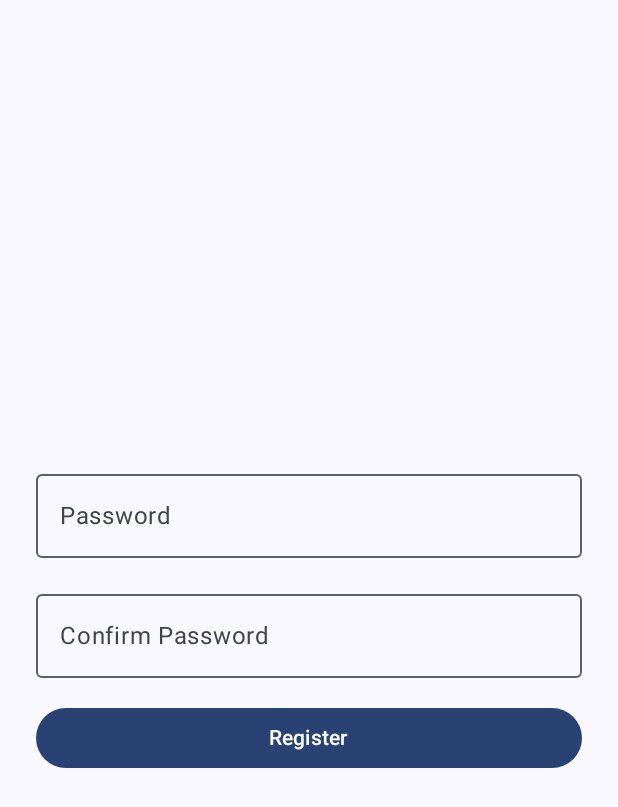
After one commit to cah999/filmus-mobile-app, an Android app built with Jetpack Compose: the composable RegistrationPwdScreen shown on its own in the app's theme, on a phone screen of 412 x 824 dp. The commit adds this screen. Shown: the top 807 px of the screen. Run offline under Robolectric (Android 15) with nearby library versions, the phone set to English and light mode, and no system bars.

Commit message:
feature: created 2 simple registration screens

```diff
--- a/app/src/main/java/com/example/filmus/navigation/AppNavigation.kt
+++ b/app/src/main/java/com/example/filmus/navigation/AppNavigation.kt
@@ -9,6 +9,7 @@ import androidx.navigation.compose.composable
 import androidx.navigation.NavHostController
 import com.example.filmus.api.ApiService
 import com.example.filmus.ui.screens.LoginScreen
+import com.example.filmus.ui.screens.RegistrationPwdScreen
 import com.example.filmus.ui.screens.RegistrationScreen
 import com.example.filmus.ui.screens.WelcomeScreen
 import com.example.filmus.viewmodel.login.LoginViewModel
@@ -31,5 +32,8 @@ fun AppNavigation(
         composable(Screen.Registration.route) {
             RegistrationScreen(navController = navController, viewModel = registrationViewModel)
         }
+        composable(Screen.RegistrationPwd.route) {
+            RegistrationPwdScreen(navController = navController, viewModel = registrationViewModel)
+        }
     }
 }
--- a/app/src/main/java/com/example/filmus/navigation/NavScreen.kt
+++ b/app/src/main/java/com/example/filmus/navigation/NavScreen.kt
@@ -12,6 +12,7 @@ sealed class Screen(val route: String, val title: String, val icon: ImageVector?
     object Welcome : Screen("welcome", "Welcome", Icons.Default.Home)
     object Login : Screen("login", "Login", Icons.Default.Person)
     object Registration : Screen("registration", "Registration", Icons.Default.Person)
+    object RegistrationPwd : Screen("registrationPwd", "RegistrationPwd", Icons.Default.Person)
     object Main : Screen("main", "Main", Icons.Default.Home)
     object Movie : Screen("movie", "Movie", Icons.Default.Search)
 
--- /dev/null
+++ b/app/src/main/java/com/example/filmus/ui/screens/RegistrationPwdScreen.kt
@@ -0,0 +1,69 @@
+package com.example.filmus.ui.screens
+
+import androidx.compose.foundation.layout.Arrangement
+import androidx.compose.foundation.layout.Column
+import androidx.compose.foundation.layout.fillMaxSize
+import androidx.compose.foundation.layout.fillMaxWidth
+import androidx.compose.foundation.layout.padding
+import androidx.compose.material3.Button
+import androidx.compose.material3.ExperimentalMaterial3Api
+import androidx.compose.material3.OutlinedTextField
+import androidx.compose.material3.Text
+import androidx.compose.runtime.Composable
+import androidx.compose.runtime.getValue
+import androidx.compose.runtime.mutableStateOf
+import androidx.compose.runtime.remember
+import androidx.compose.runtime.setValue
+import androidx.compose.ui.Modifier
+import androidx.compose.ui.text.input.PasswordVisualTransformation
+import androidx.compose.ui.unit.dp
+import androidx.navigation.NavController
+import com.example.filmus.navigation.Screen
+import com.example.filmus.viewmodel.registration.RegistrationViewModel
+
+@OptIn(ExperimentalMaterial3Api::class)
+@Composable
+fun RegistrationPwdScreen(
+    navController: NavController,
+    viewModel: RegistrationViewModel
+) {
+    var password by remember { mutableStateOf("") }
+    var confirmPassword by remember { mutableStateOf("") }
+
+    Column(
+        modifier = Modifier
+            .fillMaxSize()
+            .padding(16.dp),
+        verticalArrangement = Arrangement.Center
+    ) {
+        OutlinedTextField(
+            value = password,
+            onValueChange = { password = it },
+            label = { Text("Password") },
+            visualTransformation = PasswordVisualTransformation(),
+            modifier = Modifier
+                .fillMaxWidth()
+                .padding(8.dp)
+        )
+
+        OutlinedTextField(
+            value = confirmPassword,
+            onValueChange = { confirmPassword = it },
+            label = { Text("Confirm Password") },
+            visualTransformation = PasswordVisualTransformation(),
+            modifier = Modifier
+                .fillMaxWidth()
+                .padding(8.dp)
+        )
+
+        Button(
+            onClick = {
+            },
+            modifier = Modifier
+                .fillMaxWidth()
+                .padding(8.dp)
+        ) {
+            Text(text = "Register")
+        }
+    }
+}
--- a/app/src/main/java/com/example/filmus/ui/screens/WelcomeScreen.kt
+++ b/app/src/main/java/com/example/filmus/ui/screens/WelcomeScreen.kt
@@ -34,7 +34,7 @@ fun WelcomeScreen(navController: NavHostController) {
             Text(text = "Login")
         }
         Button(
-            onClick = { /*TODO*/ },
+            onClick = { navController.navigate(Screen.Registration.route) },
             modifier = Modifier.padding(8.dp)
         ) {
             Text(text = "Register")
```
Also changed, not shown: app/src/main/java/com/example/filmus/MainActivity.kt (+8 -1 lines), app/src/main/java/com/example/filmus/ui/screens/RegistrationScreen.kt (+56 -7 lines), app/src/main/java/com/example/filmus/viewmodel/registration/RegistrationViewModel.kt (+20 -0 lines).
